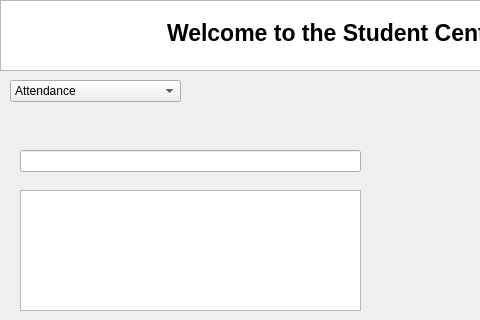
Above: FYP/dash.ui from raissalkp/NFC-Enabled-Student-Card-System before the change; both pictures show x 0 to 480 and y 0 to 320 of the 800 by 600 pixel window. Below: the same form after it.
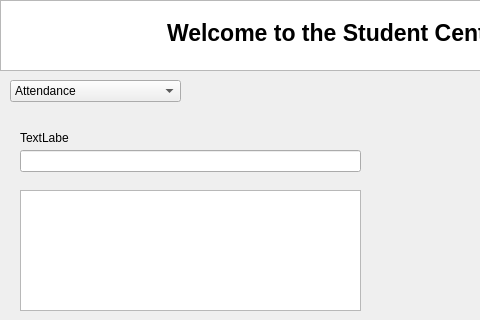
That is the form after the change.

What changed in the file:
```diff
--- a/FYP/dash.ui
+++ b/FYP/dash.ui
@@ -127,6 +127,19 @@
      </rect>
     </property>
    </widget>
+   <widget class="QLabel" name="label_output">
+    <property name="geometry">
+     <rect>
+      <x>20</x>
+      <y>130</y>
+      <width>49</width>
+      <height>16</height>
+     </rect>
+    </property>
+    <property name="text">
+     <string>TextLabel</string>
+    </property>
+   </widget>
   </widget>
   <widget class="QMenuBar" name="menubar">
    <property name="geometry">
```
